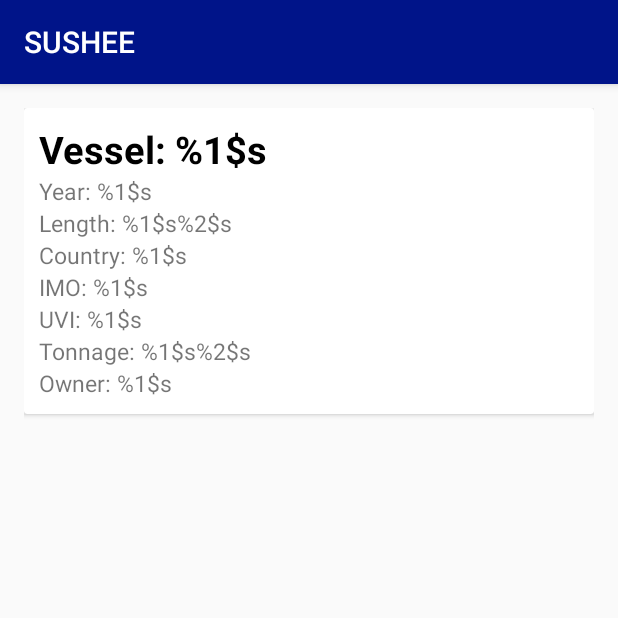
After one commit to DarrienG/GoatFish-Android, an Android app: the ExpandedView screen opened directly, with no data from a screen before it, on a phone screen of 412 x 824 dp, the top half of it. The commit adds this screen. Run offline under Robolectric (Android 15) with nearby library versions, the phone set to English and light mode, and no system bars.

Commit message:
Add skeleton expanded view

```diff
--- a/app/src/main/AndroidManifest.xml
+++ b/app/src/main/AndroidManifest.xml
@@ -17,6 +17,7 @@
         </activity>
         <activity android:name=".AdvancedSearchActivity" />
         <activity android:name=".SimpleResultsActivity" />
+        <activity android:name=".ExpandedView"></activity>
     </application>
 
 </manifest>
--- /dev/null
+++ b/app/src/main/java/com/darrienglasser/goatfish/ExpandedView.java
@@ -0,0 +1,15 @@
+package com.darrienglasser.goatfish;
+
+import android.support.v7.app.AppCompatActivity;
+import android.os.Bundle;
+import android.view.View;
+
+public class ExpandedView extends AppCompatActivity {
+
+    @Override
+    protected void onCreate(Bundle savedInstanceState) {
+        super.onCreate(savedInstanceState);
+        setContentView(R.layout.activity_expanded_view);
+
+    }
+}
--- a/app/src/main/java/com/darrienglasser/goatfish/SimpleResultsActivity.java
+++ b/app/src/main/java/com/darrienglasser/goatfish/SimpleResultsActivity.java
@@ -5,6 +5,7 @@ import android.support.v7.app.AppCompatActivity;
 import android.os.Bundle;
 import android.util.Log;
 import android.view.View;
+import android.widget.AdapterView;
 import android.widget.ListView;
 
 import java.util.ArrayList;
@@ -26,7 +27,7 @@ public class SimpleResultsActivity extends AppCompatActivity {
         }
         name = name.toUpperCase();
         setTitle(name);
-        ArrayList<Vessel> filteredVessel = new ArrayList<>();
+        final ArrayList<Vessel> filteredVessel = new ArrayList<>();
         ArrayList<Vessel> mockDataList = data.getMockVesselList();
         for (Vessel v: mockDataList) {
             if (v != null && v.getName() != null && v.getName().contains(name)) {
@@ -40,6 +41,15 @@ public class SimpleResultsActivity extends AppCompatActivity {
         mCardView = (ListView) findViewById(R.id.card_view);
         mCardView.setAdapter(
                 new CardListAdapter(this, R.layout.results_row, filteredVessel));
+
+        mCardView.setOnItemClickListener(new AdapterView.OnItemClickListener() {
+            @Override
+            public void onItemClick(AdapterView<?> parent, View view, int position, long id) {
+                Intent intent = new Intent(SimpleResultsActivity.this, ExpandedView.class);
+                intent.putExtra(getString(R.string.expanded_data) ,filteredVessel.get(position));
+                startActivity(intent);
+            }
+        });
 
     }
 
--- a/app/src/main/java/com/darrienglasser/goatfish/Vessel.java
+++ b/app/src/main/java/com/darrienglasser/goatfish/Vessel.java
@@ -1,6 +1,8 @@
 package com.darrienglasser.goatfish;
 
-public class Vessel {
+import java.io.Serializable;
+
+public class Vessel implements Serializable {
     /** Country. */
     private String flag;
     /** Vessel name. */
@@ -19,6 +21,10 @@ public class Vessel {
     private String tonnage;
     /** Tonnage type. */
     private String tonnageType;
+    /** Owner. */
+    private String owner;
+    /** Vessel Type. */
+    private String vesselType;
 
     public Vessel(
             String flag,
@@ -113,4 +119,20 @@ public class Vessel {
     public void setTonnageType(String tonnageType) {
         this.tonnageType = tonnageType;
     }
+
+    public String getOwner() {
+        return owner;
+    }
+
+    public void setOwner(String owner) {
+        this.owner = owner;
+    }
+
+    public String getVesselType() {
+        return vesselType;
+    }
+
+    public void setVesselType(String vesselType) {
+        this.vesselType = vesselType;
+    }
 }
--- /dev/null
+++ b/app/src/main/res/layout/activity_expanded_view.xml
@@ -0,0 +1,83 @@
+<?xml version="1.0" encoding="utf-8"?>
+<RelativeLayout xmlns:android="http://schemas.android.com/apk/res/android"
+    xmlns:tools="http://schemas.android.com/tools"
+    android:layout_width="match_parent"
+    android:layout_height="match_parent"
+    android:paddingBottom="@dimen/activity_vertical_margin"
+    android:paddingLeft="@dimen/activity_horizontal_margin"
+    android:paddingRight="@dimen/activity_horizontal_margin"
+    android:paddingTop="@dimen/activity_vertical_margin"
+    tools:context="com.darrienglasser.goatfish.ExpandedView">
+
+    <android.support.v7.widget.CardView
+        android:layout_width="match_parent"
+        android:layout_height="wrap_content">
+
+        <LinearLayout
+            android:layout_width="match_parent"
+            android:layout_height="wrap_content"
+            android:padding="10dp"
+            android:orientation="vertical" >
+
+            <TextView
+                android:id="@+id/vessel_name"
+                android:layout_width="match_parent"
+                android:layout_height="match_parent"
+                android:textSize="25sp"
+                android:textStyle="bold"
+                android:textColor="@color/black"
+                android:text="@string/vessel_name" />
+
+            <TextView
+                android:id="@+id/year"
+                android:layout_width="wrap_content"
+                android:layout_height="wrap_content"
+                android:textSize="15sp"
+                android:text="@string/year"/>
+
+            <TextView
+                android:id="@+id/length"
+                android:layout_width="wrap_content"
+                android:layout_height="wrap_content"
+                android:textSize="15sp"
+                android:text="@string/length"/>
+
+            <TextView
+                android:id="@+id/flag"
+                android:layout_width="wrap_content"
+                android:layout_height="wrap_content"
+                android:textSize="15sp"
+                android:text="@string/country"/>
+
+            <TextView
+                android:id="@+id/imo_view"
+                android:layout_width="wrap_content"
+                android:layout_height="wrap_content"
+                android:textSize="15sp"
+                android:text="@string/imo"/>
+
+            <TextView
+                android:id="@+id/uvi"
+                android:layout_width="wrap_content"
+                android:layout_height="wrap_content"
+                android:textSize="15sp"
+                android:text="@string/uvi"/>
+
+            <TextView
+                android:id="@+id/tonnage"
+                android:layout_width="wrap_content"
+                android:layout_height="wrap_content"
+                android:textSize="15sp"
+                android:text="@string/tonnage"/>
+
+            <TextView
+                android:id="@+id/owner"
+                android:layout_width="wrap_content"
+                android:layout_height="wrap_content"
+                android:textSize="15sp"
+                android:text="@string/owner"/>
+
+        </LinearLayout>
+    </android.support.v7.widget.CardView>
+
+</RelativeLayout>
--- a/app/src/main/res/values/strings.xml
+++ b/app/src/main/res/values/strings.xml
@@ -16,15 +16,17 @@
     <!-- Data intent retrieval strings. -->
     <string name="simple_query">simple_query</string>
     <string name="search_data">search_data</string>
+    <string name="expanded_data">expanded_data</string>
 
     <!-- Row data. -->
     <string name="vessel_name">Vessel: %1$s</string>
+    <string name="owner">Owner: %1$s</string>
     <string name="year">Year: %1$s</string>
     <string name="country">Country: %1$s</string>
     <string name="imo">IMO: %1$s</string>
     <string name="uvi">UVI: %1$s</string>
     <string name="length">Length: %1$s%2$s</string>
-    <string name="tonnage">Length: %1$s%2$s</string>
+    <string name="tonnage">Tonnage: %1$s%2$s</string>
 
     <!-- Simple search strings -->
     <string name="no_results">No results found, try searching again</string>
```
